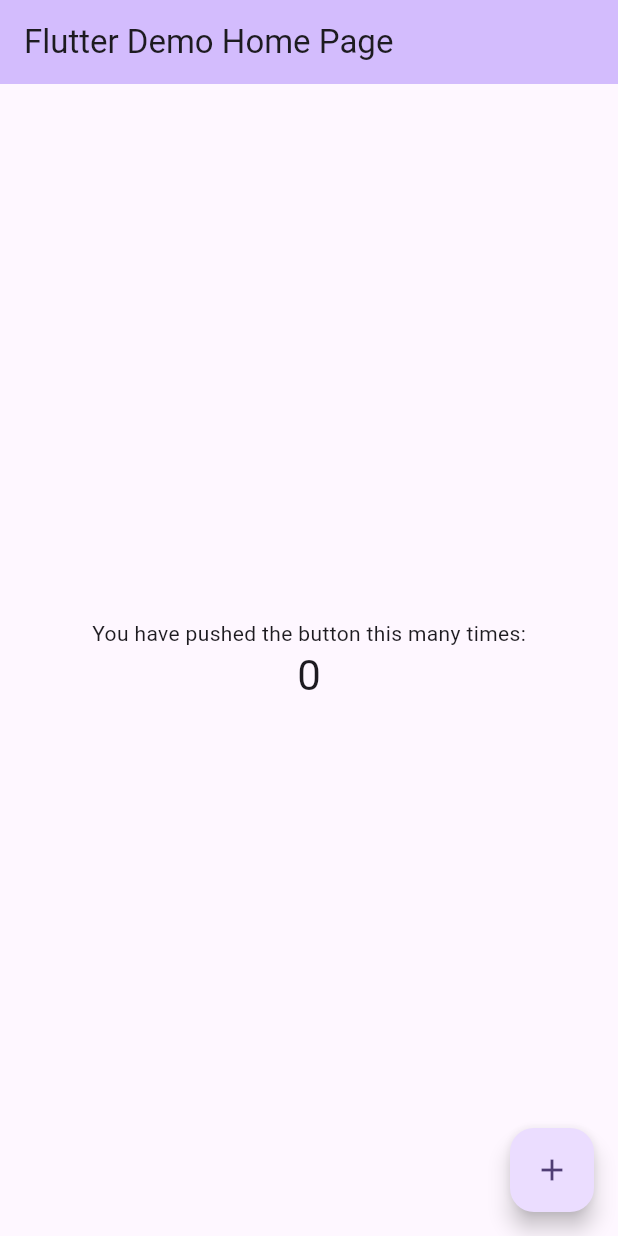
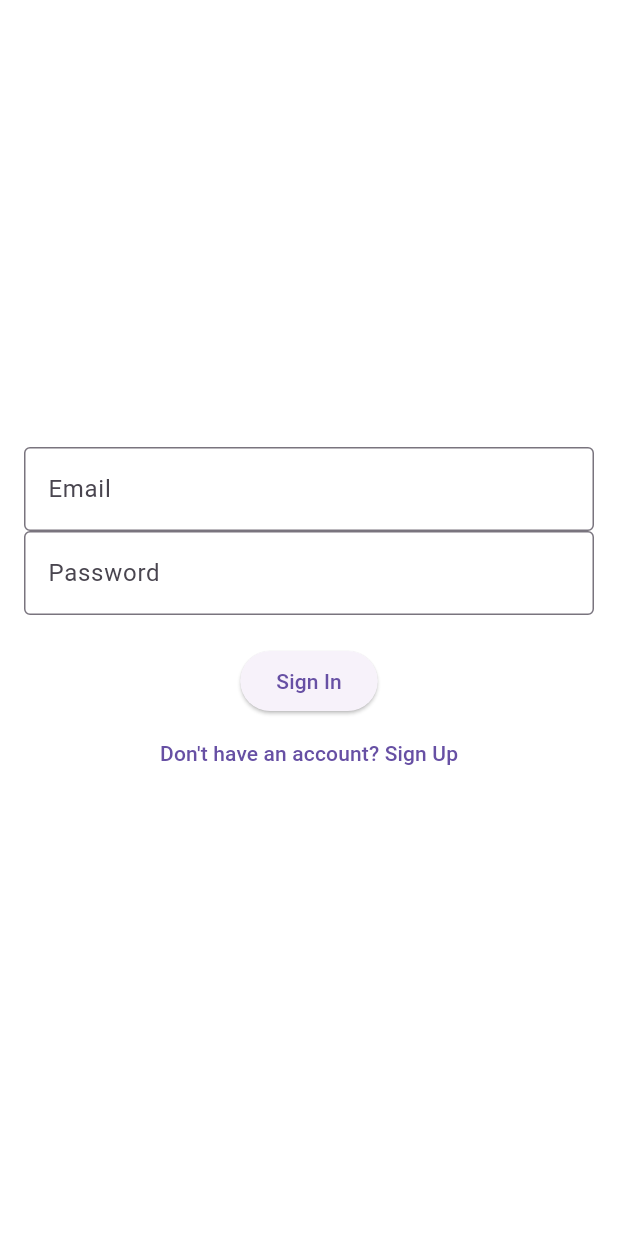
Before and after one commit to ralumoraru/Proiect-licenta, a Flutter app: the screen it shows after launch, on a phone screen of 412 x 824 dp. Run offline on Flutter 3.47's test engine with Material 3 defaults, Android fonts, the phone set to English and light mode, and no system bars; our stand-ins replace curved_navigation_bar, firebase_auth, firebase_core; accounts and stored records are empty.

Commit message:
firebase login & sign up pages

```diff
--- /dev/null
+++ b/lib/loginpages/login.dart
@@ -0,0 +1,76 @@
+import 'package:flutter/material.dart';
+import 'package:firebase_auth/firebase_auth.dart';
+
+class LoginPage extends StatefulWidget {
+  const LoginPage({super.key});
+
+  @override
+  State<LoginPage> createState() => _LoginPageState();
+}
+
+class _LoginPageState extends State<LoginPage> {
+  final TextEditingController _emailController = TextEditingController();
+  final TextEditingController _passwordController = TextEditingController();
+
+  // Firebase Auth instance
+  final FirebaseAuth _auth = FirebaseAuth.instance;
+
+  Future<void> _login() async {
+    try {
+      await _auth.signInWithEmailAndPassword(
+        email: _emailController.text,
+        password: _passwordController.text,
+      );
+      Navigator.of(context).pushReplacementNamed('/home');
+    } on FirebaseAuthException catch (e) {
+      ScaffoldMessenger.of(context).showSnackBar(
+        SnackBar(
+          content: Text('Failed to sign in: ${e.message}'),
+        ),
+      );
+    }
+  }
+
+  @override
+  Widget build(BuildContext context) {
+    final ThemeData theme = Theme.of(context);
+
+    return Scaffold(
+      backgroundColor: Colors.white,
+      body: Padding(
+        padding: const EdgeInsets.all(16.0),
+        child: Column(
+          mainAxisAlignment: MainAxisAlignment.center,
+          children: <Widget>[
+            TextField(
+              controller: _emailController,
+              decoration: InputDecoration(
+                labelText: 'Email',
+                border: OutlineInputBorder(),
+              ),
+            ),
+            TextField(
+              controller: _passwordController,
+              decoration: InputDecoration(
+                labelText: 'Password',
+                border: OutlineInputBorder(),
+              ),
+              obscureText: true,
+            ),
+            const SizedBox(height: 20),
+            ElevatedButton(
+              onPressed: _login,
+              child: const Text('Sign In'),
+            ),
+            TextButton(
+              onPressed: () {
+                Navigator.pushReplacementNamed(context, '/sign-up');
+              },
+              child: const Text('Don\'t have an account? Sign Up'),
+            ),
+          ],
+        ),
+      ),
+    );
+  }
+}
--- a/lib/main.dart
+++ b/lib/main.dart
@@ -1,125 +1,35 @@
+import 'loginpages/login.dart';
 import 'package:flutter/material.dart';
+import 'loginpages/signup.dart';
+import 'navigation_bar.dart';
+import 'package:firebase_core/firebase_core.dart';
 
-void main() {
+
+Future<void> main() async{
+
+  WidgetsFlutterBinding.ensureInitialized();
+  await Firebase.initializeApp();
+
+
   runApp(const MyApp());
 }
 
 class MyApp extends StatelessWidget {
   const MyApp({super.key});
 
-  // This widget is the root of your application.
   @override
   Widget build(BuildContext context) {
     return MaterialApp(
-      title: 'Flutter Demo',
+      title: 'Flight Ticket Checker',
       theme: ThemeData(
-        // This is the theme of your application.
-        //
-        // TRY THIS: Try running your application with "flutter run". You'll see
-        // the application has a purple toolbar. Then, without quitting the app,
-        // try changing the seedColor in the colorScheme below to Colors.green
-        // and then invoke "hot reload" (save your changes or press the "hot
-        // reload" button in a Flutter-supported IDE, or press "r" if you used
-        // the command line to start the app).
-        //
-        // Notice that the counter didn't reset back to zero; the application
-        // state is not lost during the reload. To reset the state, use hot
-        // restart instead.
-        //
-        // This works for code too, not just values: Most code changes can be
-        // tested with just a hot reload.
-        colorScheme: ColorScheme.fromSeed(seedColor: Colors.deepPurple),
-        useMaterial3: true,
+        primarySwatch: Colors.blue,
       ),
-      home: const MyHomePage(title: 'Flutter Demo Home Page'),
+      initialRoute: '/login',
+      routes: {
+        '/login': (context) => const LoginPage(),
+        '/sign-up': (context) => const SignUpPage(),
+        '/home': (context) => const AppNavigationBar(),
+      },
     );
   }
 }
-
-class MyHomePage extends StatefulWidget {
-  const MyHomePage({super.key, required this.title});
-
-  // This widget is the home page of your application. It is stateful, meaning
-  // that it has a State object (defined below) that contains fields that affect
-  // how it looks.
-
-  // This class is the configuration for the state. It holds the values (in this
-  // case the title) provided by the parent (in this case the App widget) and
-  // used by the build method of the State. Fields in a Widget subclass are
-  // always marked "final".
-
-  final String title;
-
-  @override
-  State<MyHomePage> createState() => _MyHomePageState();
-}
-
-class _MyHomePageState extends State<MyHomePage> {
-  int _counter = 0;
-
-  void _incrementCounter() {
-    setState(() {
-      // This call to setState tells the Flutter framework that something has
-      // changed in this State, which causes it to rerun the build method below
-      // so that the display can reflect the updated values. If we changed
-      // _counter without calling setState(), then the build method would not be
-      // called again, and so nothing would appear to happen.
-      _counter++;
-    });
-  }
-
-  @override
-  Widget build(BuildContext context) {
-    // This method is rerun every time setState is called, for instance as done
-    // by the _incrementCounter method above.
-    //
-    // The Flutter framework has been optimized to make rerunning build methods
-    // fast, so that you can just rebuild anything that needs updating rather
-    // than having to individually change instances of widgets.
-    return Scaffold(
-      appBar: AppBar(
-        // TRY THIS: Try changing the color here to a specific color (to
-        // Colors.amber, perhaps?) and trigger a hot reload to see the AppBar
-        // change color while the other colors stay the same.
-        backgroundColor: Theme.of(context).colorScheme.inversePrimary,
-        // Here we take the value from the MyHomePage object that was created by
-        // the App.build method, and use it to set our appbar title.
-        title: Text(widget.title),
-      ),
-      body: Center(
-        // Center is a layout widget. It takes a single child and positions it
-        // in the middle of the parent.
-        child: Column(
-          // Column is also a layout widget. It takes a list of children and
-          // arranges them vertically. By default, it sizes itself to fit its
-          // children horizontally, and tries to be as tall as its parent.
-          //
-          // Column has various properties to control how it sizes itself and
-          // how it positions its children. Here we use mainAxisAlignment to
-          // center the children vertically; the main axis here is the vertical
-          // axis because Columns are vertical (the cross axis would be
-          // horizontal).
-          //
-          // TRY THIS: Invoke "debug painting" (choose the "Toggle Debug Paint"
-          // action in the IDE, or press "p" in the console), to see the
-          // wireframe for each widget.
-          mainAxisAlignment: MainAxisAlignment.center,
-          children: <Widget>[
-            const Text(
-              'You have pushed the button this many times:',
-            ),
-            Text(
-              '$_counter',
-              style: Theme.of(context).textTheme.headlineMedium,
-            ),
-          ],
-        ),
-      ),
-      floatingActionButton: FloatingActionButton(
-        onPressed: _incrementCounter,
-        tooltip: 'Increment',
-        child: const Icon(Icons.add),
-      ), // This trailing comma makes auto-formatting nicer for build methods.
-    );
-  }
-}
```
Also changed, not shown: lib/home_page.dart (added, +105 -0 lines), lib/loginpages/signup.dart (added, +85 -0 lines), lib/navigation_bar.dart (added, +51 -0 lines), pubspec.yaml (+10 -1 lines), pubspec.lock, 9 other files.
